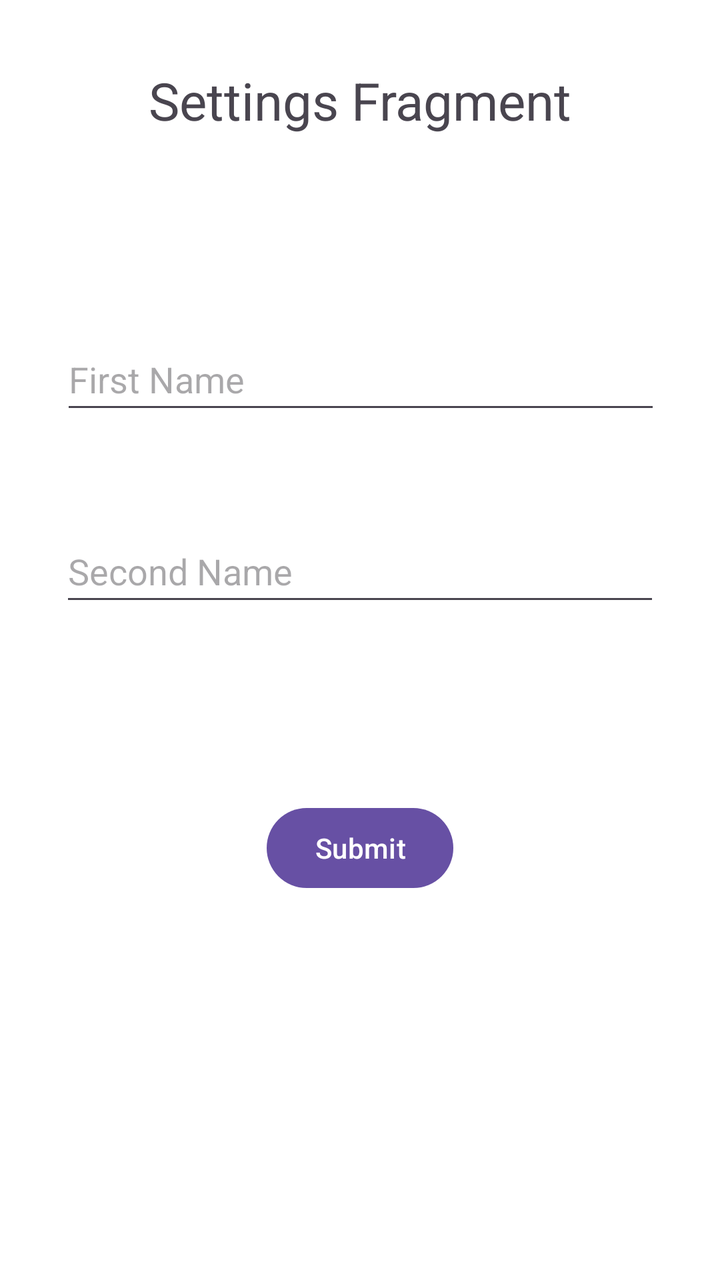
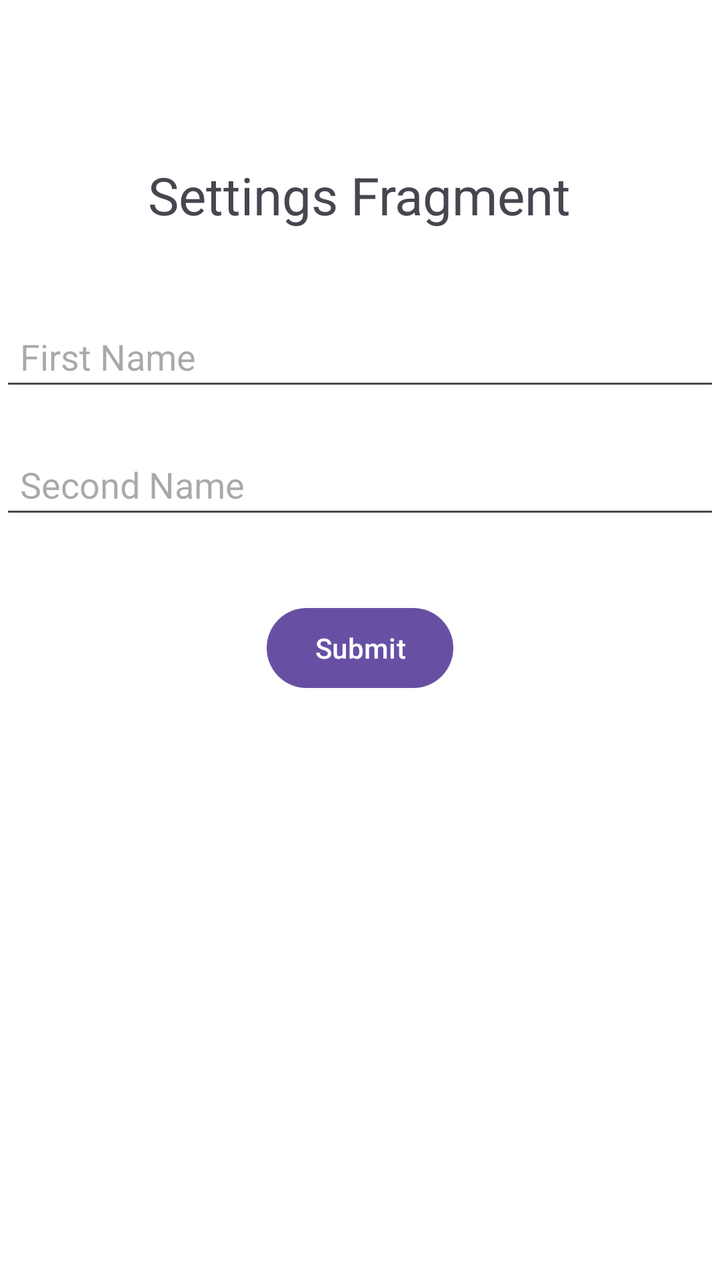

An Android layout rendered at two revisions. The XML below is the earlier revision; the diff shows what the commit changed to produce the second picture.
<!-- AndroidManifest.xml: application theme Theme.TestApp -->
<!-- res/layout/fragment_settings.xml -->
<?xml version="1.0" encoding="utf-8"?>
<FrameLayout xmlns:android="http://schemas.android.com/apk/res/android"
    xmlns:app="http://schemas.android.com/apk/res-auto"
    xmlns:tools="http://schemas.android.com/tools"
    android:layout_width="match_parent"
    android:layout_height="match_parent"
    android:background="@color/cardview_light_background"
    tools:context=".fragments.SettingsFragment">

    <androidx.constraintlayout.widget.ConstraintLayout
        android:layout_width="match_parent"
        android:layout_height="match_parent">

        <EditText
            android:id="@+id/t4"
            android:layout_width="300dp"
            android:layout_height="48dp"
            android:layout_marginBottom="92dp"
            android:hint="@string/hint_second_name"
            app:layout_constraintBottom_toTopOf="@+id/submit_button"
            app:layout_constraintEnd_toEndOf="parent"
            app:layout_constraintStart_toStartOf="parent" />

        <EditText
            android:id="@+id/t5"
            android:layout_width="300dp"
            android:layout_height="48dp"
            android:layout_marginBottom="48dp"
            android:autofillHints=""
            android:hint="@string/hint_first_name"
            android:inputType="text|textNoSuggestions"
            app:layout_constraintBottom_toTopOf="@+id/t4"
            app:layout_constraintEnd_toEndOf="parent"
            app:layout_constraintHorizontal_bias="0.504"
            app:layout_constraintStart_toStartOf="parent" />

        <Button
            android:id="@+id/submit_button"
            android:layout_width="wrap_content"
            android:layout_height="wrap_content"
            android:layout_marginTop="76dp"
            android:layout_marginBottom="192dp"
            android:text="@string/submit_button"
            app:layout_constraintBottom_toBottomOf="parent"
            app:layout_constraintEnd_toEndOf="parent"
            app:layout_constraintStart_toStartOf="parent" />

        <TextView
            android:id="@+id/textView"
            android:layout_width="wrap_content"
            android:layout_height="wrap_content"
            android:layout_gravity="center"
            android:layout_marginBottom="64dp"
            android:text="Settings Fragment"
            android:textSize="26dp"
            app:layout_constraintBottom_toTopOf="@+id/t5"
            app:layout_constraintEnd_toEndOf="parent"
            app:layout_constraintStart_toStartOf="parent"
            app:layout_constraintTop_toTopOf="parent" />

    </androidx.constraintlayout.widget.ConstraintLayout>

</FrameLayout>
<!-- resources referenced by this layout -->
<resources>
  <string name="hint_first_name">First Name</string>
  <string name="hint_second_name">Second Name</string>
  <string name="submit_button">Submit</string>
  <style name="Theme.TestApp" parent="Base.Theme.TestApp" />
  <style name="Base.Theme.TestApp" parent="Theme.Material3.DayNight.NoActionBar">
          
          
      </style>
</resources>

<!-- the commit's change to res/layout/fragment_settings.xml (unified diff, before → after) -->
@@ -7,57 +7,53 @@
     android:background="@color/cardview_light_background"
     tools:context=".fragments.SettingsFragment">
 
-    <androidx.constraintlayout.widget.ConstraintLayout
+    <ScrollView
         android:layout_width="match_parent"
-        android:layout_height="match_parent">
+        android:layout_height="match_parent"
+        android:fillViewport="true">
 
-        <EditText
-            android:id="@+id/t4"
-            android:layout_width="300dp"
-            android:layout_height="48dp"
-            android:layout_marginBottom="92dp"
-            android:hint="@string/hint_second_name"
-            app:layout_constraintBottom_toTopOf="@+id/submit_button"
-            app:layout_constraintEnd_toEndOf="parent"
-            app:layout_constraintStart_toStartOf="parent" />
+        <FrameLayout
+            android:layout_width="match_parent"
+            android:layout_height="wrap_content"
+            android:orientation="vertical" >
 
-        <EditText
-            android:id="@+id/t5"
-            android:layout_width="300dp"
-            android:layout_height="48dp"
-            android:layout_marginBottom="48dp"
-            android:autofillHints=""
-            android:hint="@string/hint_first_name"
-            android:inputType="text|textNoSuggestions"
-            app:layout_constraintBottom_toTopOf="@+id/t4"
-            app:layout_constraintEnd_toEndOf="parent"
-            app:layout_constraintHorizontal_bias="0.504"
-            app:layout_constraintStart_toStartOf="parent" />
+            <TextView
+                android:id="@+id/textView"
+                android:layout_width="wrap_content"
+                android:layout_height="wrap_content"
+                android:layout_gravity="center_horizontal"
+                android:layout_marginTop="64dp"
+                android:padding="16dp"
+                android:text="Settings Fragment"
+                android:textSize="26sp" />
 
-        <Button
-            android:id="@+id/submit_button"
-            android:layout_width="wrap_content"
-            android:layout_height="wrap_content"
-            android:layout_marginTop="76dp"
-            android:layout_marginBottom="192dp"
-            android:text="@string/submit_button"
-            app:layout_constraintBottom_toBottomOf="parent"
-            app:layout_constraintEnd_toEndOf="parent"
-            app:layout_constraintStart_toStartOf="parent" />
+            <EditText
+                android:id="@+id/t5"
+                android:layout_width="match_parent"
+                android:layout_height="wrap_content"
+                android:layout_gravity="center_horizontal"
+                android:layout_marginTop="156dp"
+                android:hint="@string/hint_first_name"
+                android:padding="10dp" />
 
-        <TextView
-            android:id="@+id/textView"
-            android:layout_width="wrap_content"
-            android:layout_height="wrap_content"
-            android:layout_gravity="center"
-            android:layout_marginBottom="64dp"
-            android:text="Settings Fragment"
-            android:textSize="26dp"
-            app:layout_constraintBottom_toTopOf="@+id/t5"
-            app:layout_constraintEnd_toEndOf="parent"
-            app:layout_constraintStart_toStartOf="parent"
-            app:layout_constraintTop_toTopOf="parent" />
+            <EditText
+                android:id="@+id/t4"
+                android:layout_width="match_parent"
+                android:layout_height="wrap_content"
+                android:layout_gravity="center_horizontal"
+                android:layout_marginTop="220dp"
+                android:hint="@string/hint_second_name"
+                android:padding="10dp" />
 
-    </androidx.constraintlayout.widget.ConstraintLayout>
+            <Button
+                android:id="@+id/submit_button"
+                android:layout_width="wrap_content"
+                android:layout_height="wrap_content"
+                android:layout_gravity="center_horizontal"
+                android:layout_marginTop="300dp"
+                android:text="@string/submit_button" />
+        </FrameLayout>
+    </ScrollView>
+
 
 </FrameLayout>
